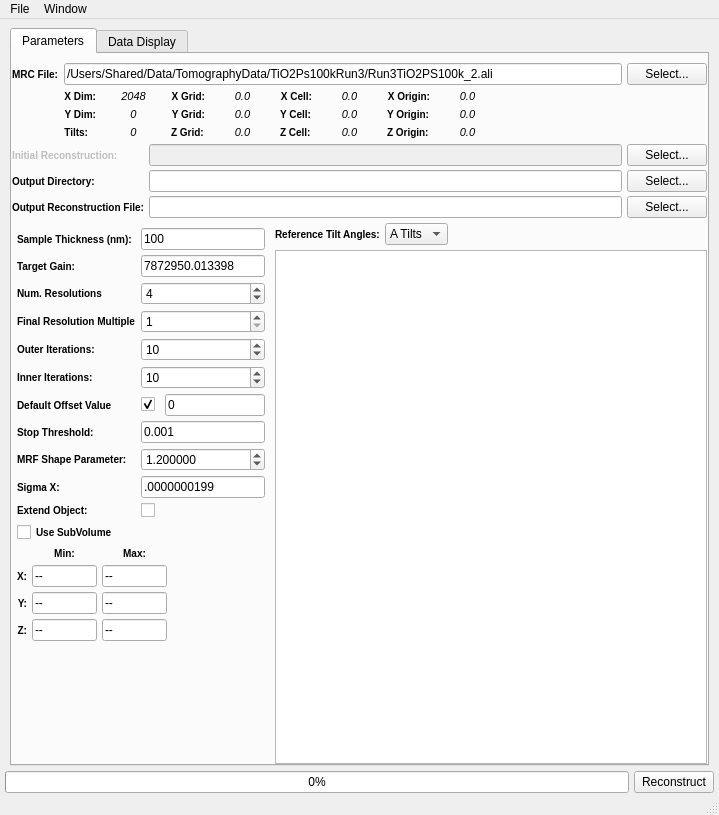
Old version of the form Code/Applications/TomoGui/UI_Files/TomoGui.ui in the repository OpenMBIR/OpenMBIR-TEM.
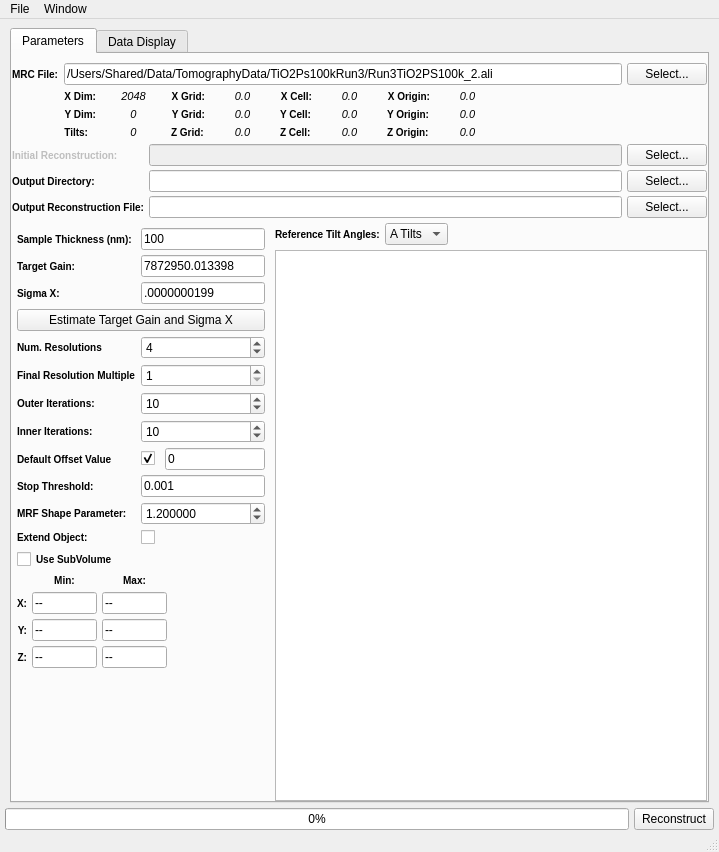
New version of the form. Icons and pictures are not drawn. Custom widgets are drawn as their Qt base class.

Commit message: Adding new filter to estimate the Target Gain and Sigma X from the input data file

Diff of the .ui file:
```diff
--- a/Code/Applications/TomoGui/UI_Files/TomoGui.ui
+++ b/Code/Applications/TomoGui/UI_Files/TomoGui.ui
@@ -7,7 +7,7 @@
     <x>0</x>
     <y>0</y>
     <width>719</width>
-    <height>815</height>
+    <height>852</height>
    </rect>
   </property>
   <property name="sizePolicy">
@@ -1019,180 +1019,7 @@
               </property>
              </widget>
             </item>
-            <item row="2" column="0">
-             <widget class="QLabel" name="label_3">
-              <property name="styleSheet">
-               <string notr="true">QLabel {
-font-weight: bold;
-font-size: 10px;
-}</string>
-              </property>
-              <property name="text">
-               <string>Num. Resolutions</string>
-              </property>
-             </widget>
-            </item>
-            <item row="8" column="0">
-             <widget class="QLabel" name="label_33">
-              <property name="styleSheet">
-               <string notr="true">QLabel {
-font-weight: bold;
-font-size: 10px;
-}</string>
-              </property>
-              <property name="text">
-               <string>MRF Shape Parameter:</string>
-              </property>
-             </widget>
-            </item>
-            <item row="8" column="1">
-             <widget class="QDoubleSpinBox" name="mrf">
-              <property name="maximumSize">
-               <size>
-                <width>125</width>
-                <height>16777215</height>
-               </size>
-              </property>
-              <property name="decimals">
-               <number>6</number>
-              </property>
-              <property name="minimum">
-               <double>0.000001000000000</double>
-              </property>
-              <property name="maximum">
-               <double>2.000000000000000</double>
-              </property>
-              <property name="singleStep">
-               <double>0.050000000000000</double>
-              </property>
-              <property name="value">
-               <double>1.200000000000000</double>
-              </property>
-             </widget>
-            </item>
-            <item row="2" column="1">
-             <widget class="QSpinBox" name="numResolutions">
-              <property name="maximumSize">
-               <size>
-                <width>125</width>
-                <height>16777215</height>
-               </size>
-              </property>
-              <property name="minimum">
-               <number>1</number>
-              </property>
-              <property name="maximum">
-               <number>100</number>
-              </property>
-              <property name="value">
-               <number>4</number>
-              </property>
-             </widget>
-            </item>
-            <item row="4" column="0">
-             <widget class="QLabel" name="label_4">
-              <property name="styleSheet">
-               <string notr="true">QLabel {
-font-weight: bold;
-font-size: 10px;
-}</string>
-              </property>
-              <property name="text">
-               <string>Outer Iterations:</string>
-              </property>
-             </widget>
-            </item>
-            <item row="5" column="0">
-             <widget class="QLabel" name="label_8">
-              <property name="styleSheet">
-               <string notr="true">QLabel {
-font-weight: bold;
-font-size: 10px;
-}</string>
-              </property>
-              <property name="text">
-               <string>Inner Iterations:</string>
-              </property>
-             </widget>
-            </item>
-            <item row="6" column="0">
-             <widget class="QLabel" name="label_35">
-              <property name="styleSheet">
-               <string notr="true">QLabel {
-font-weight: bold;
-font-size: 10px;
-}</string>
-              </property>
-              <property name="text">
-               <string>Default Offset Value</string>
-              </property>
-             </widget>
-            </item>
-            <item row="9" column="0">
-             <widget class="QLabel" name="label_23">
-              <property name="styleSheet">
-               <string notr="true">QLabel {
-font-weight: bold;
-font-size: 10px;
-}</string>
-              </property>
-              <property name="text">
-               <string>Sigma X:</string>
-              </property>
-             </widget>
-            </item>
-            <item row="7" column="0">
-             <widget class="QLabel" name="label_49">
-              <property name="styleSheet">
-               <string notr="true">QLabel {
-font-weight: bold;
-font-size: 10px;
-}</string>
-              </property>
-              <property name="text">
-               <string>Stop Threshold:</string>
-              </property>
-             </widget>
-            </item>
-            <item row="9" column="1">
-             <widget class="QLineEdit" name="sigmaX">
-              <property name="sizePolicy">
-               <sizepolicy hsizetype="Maximum" vsizetype="Fixed">
-                <horstretch>0</horstretch>
-                <verstretch>0</verstretch>
-               </sizepolicy>
-              </property>
-              <property name="maximumSize">
-               <size>
-                <width>125</width>
-                <height>16777215</height>
-               </size>
-              </property>
-              <property name="text">
-               <string>.0000000199</string>
-              </property>
-             </widget>
-            </item>
-            <item row="7" column="1">
-             <widget class="QLineEdit" name="stopThreshold">
-              <property name="sizePolicy">
-               <sizepolicy hsizetype="Maximum" vsizetype="Fixed">
-                <horstretch>0</horstretch>
-                <verstretch>0</verstretch>
-               </sizepolicy>
-              </property>
-              <property name="maximumSize">
-               <size>
-                <width>125</width>
-                <height>16777215</height>
-               </size>
-              </property>
-              <property name="text">
-               <string>0.001</string>
-              </property>
-             </widget>
-            </item>
-            <item row="11" column="0" colspan="2">
+            <item row="12" column="0" colspan="2">
              <layout class="QGridLayout" name="gridLayout_5">
               <property name="sizeConstraint">
                <enum>QLayout::SetFixedSize</enum>
@@ -1419,7 +1246,194 @@
               </item>
              </layout>
             </item>
-            <item row="6" column="1">
+            <item row="11" column="0">
+             <widget class="QLabel" name="label_234">
+              <property name="styleSheet">
+               <string notr="true">QLabel {
+font-weight: bold;
+font-size: 10px;
+}</string>
+              </property>
+              <property name="text">
+               <string>Extend Object:</string>
+              </property>
+             </widget>
+            </item>
+            <item row="11" column="1">
+             <widget class="QCheckBox" name="extendObject">
+              <property name="text">
+               <string/>
+              </property>
+             </widget>
+            </item>
+            <item row="2" column="0">
+             <widget class="QLabel" name="label_23">
+              <property name="styleSheet">
+               <string notr="true">QLabel {
+font-weight: bold;
+font-size: 10px;
+}</string>
+              </property>
+              <property name="text">
+               <string>Sigma X:</string>
+              </property>
+             </widget>
+            </item>
+            <item row="10" column="0">
+             <widget class="QLabel" name="label_33">
+              <property name="styleSheet">
+               <string notr="true">QLabel {
+font-weight: bold;
+font-size: 10px;
+}</string>
+              </property>
+              <property name="text">
+               <string>MRF Shape Parameter:</string>
+              </property>
+             </widget>
+            </item>
+            <item row="9" column="0">
+             <widget class="QLabel" name="label_49">
+              <property name="styleSheet">
+               <string notr="true">QLabel {
+font-weight: bold;
+font-size: 10px;
+}</string>
+              </property>
+              <property name="text">
+               <string>Stop Threshold:</string>
+              </property>
+             </widget>
+            </item>
+            <item row="8" column="0">
+             <widget class="QLabel" name="label_35">
+              <property name="styleSheet">
+               <string notr="true">QLabel {
+font-weight: bold;
+font-size: 10px;
+}</string>
+              </property>
+              <property name="text">
+               <string>Default Offset Value</string>
+              </property>
+             </widget>
+            </item>
+            <item row="7" column="0">
+             <widget class="QLabel" name="label_8">
+              <property name="styleSheet">
+               <string notr="true">QLabel {
+font-weight: bold;
+font-size: 10px;
+}</string>
+              </property>
+              <property name="text">
+               <string>Inner Iterations:</string>
+              </property>
+             </widget>
+            </item>
+            <item row="6" column="0">
+             <widget class="QLabel" name="label_4">
+              <property name="styleSheet">
+               <string notr="true">QLabel {
+font-weight: bold;
+font-size: 10px;
+}</string>
+              </property>
+              <property name="text">
+               <string>Outer Iterations:</string>
+              </property>
+             </widget>
+            </item>
+            <item row="5" column="0">
+             <widget class="QLabel" name="label_34">
+              <property name="styleSheet">
+               <string notr="true">QLabel {
+font-weight: bold;
+font-size: 10px;
+}</string>
+              </property>
+              <property name="text">
+               <string>Final Resolution Multiple</string>
+              </property>
+             </widget>
+            </item>
+            <item row="4" column="0">
+             <widget class="QLabel" name="label_3">
+              <property name="styleSheet">
+               <string notr="true">QLabel {
+font-weight: bold;
+font-size: 10px;
+}</string>
+              </property>
+              <property name="text">
+               <string>Num. Resolutions</string>
+              </property>
+             </widget>
+            </item>
+            <item row="2" column="1">
+             <widget class="QLineEdit" name="sigmaX">
+              <property name="sizePolicy">
+               <sizepolicy hsizetype="Maximum" vsizetype="Fixed">
+                <horstretch>0</horstretch>
+                <verstretch>0</verstretch>
+               </sizepolicy>
+              </property>
+              <property name="maximumSize">
+               <size>
+                <width>125</width>
+                <height>16777215</height>
+               </size>
+              </property>
+              <property name="text">
+               <string>.0000000199</string>
+              </property>
+             </widget>
+            </item>
+            <item row="10" column="1">
+             <widget class="QDoubleSpinBox" name="mrf">
+              <property name="maximumSize">
+               <size>
+                <width>125</width>
+                <height>16777215</height>
+               </size>
+              </property>
+              <property name="decimals">
+               <number>6</number>
+              </property>
+              <property name="minimum">
+               <double>0.000001000000000</double>
+              </property>
+              <property name="maximum">
+               <double>2.000000000000000</double>
+              </property>
+              <property name="singleStep">
+               <double>0.050000000000000</double>
+              </property>
+              <property name="value">
+               <double>1.200000000000000</double>
+              </property>
+             </widget>
+            </item>
+            <item row="9" column="1">
+             <widget class="QLineEdit" name="stopThreshold">
+              <property name="sizePolicy">
+               <sizepolicy hsizetype="Maximum" vsizetype="Fixed">
+                <horstretch>0</horstretch>
+                <verstretch>0</verstretch>
+               </sizepolicy>
+              </property>
+              <property name="maximumSize">
+               <size>
+                <width>125</width>
+                <height>16777215</height>
+               </size>
+              </property>
+              <property name="text">
+               <string>0.001</string>
+              </property>
+             </widget>
+            </item>
+            <item row="8" column="1">
              <layout class="QHBoxLayout" name="horizontalLayout_6">
               <property name="spacing">
                <number>10</number>
@@ -1458,7 +1472,17 @@
               </item>
              </layout>
             </item>
-            <item row="4" column="1">
+            <item row="7" column="1">
+             <widget class="QSpinBox" name="innerIterations">
+              <property name="minimum">
+               <number>1</number>
+              </property>
+              <property name="value">
+               <number>10</number>
+              </property>
+             </widget>
+            </item>
+            <item row="6" column="1">
              <widget class="QSpinBox" name="outerIterations">
               <property name="minimum">
                <number>1</number>
@@ -1469,29 +1493,6 @@
              </widget>
             </item>
             <item row="5" column="1">
-             <widget class="QSpinBox" name="innerIterations">
-              <property name="minimum">
-               <number>1</number>
-              </property>
-              <property name="value">
-               <number>10</number>
-              </property>
-             </widget>
-            </item>
-            <item row="3" column="0">
-             <widget class="QLabel" name="label_34">
-              <property name="styleSheet">
-               <string notr="true">QLabel {
-font-weight: bold;
-font-size: 10px;
-}</string>
-              </property>
-              <property name="text">
-               <string>Final Resolution Multiple</string>
-              </property>
-             </widget>
-            </item>
-            <item row="3" column="1">
              <widget class="QSpinBox" name="finalResolution">
               <property name="maximumSize">
                <size>
@@ -1510,23 +1511,29 @@
               </property>
              </widget>
             </item>
-            <item row="10" column="0">
-             <widget class="QLabel" name="label_234">
-              <property name="styleSheet">
-               <string notr="true">QLabel {
-font-weight: bold;
-font-size: 10px;
-}</string>
-              </property>
+            <item row="3" column="0" colspan="2">
+             <widget class="QPushButton" name="estimateGainSigma">
               <property name="text">
-               <string>Extend Object:</string>
+               <string>Estimate Target Gain and Sigma X</string>
               </property>
              </widget>
             </item>
-            <item row="10" column="1">
-             <widget class="QCheckBox" name="extendObject">
-              <property name="text">
-               <string/>
+            <item row="4" column="1">
+             <widget class="QSpinBox" name="numResolutions">
+              <property name="maximumSize">
+               <size>
+                <width>125</width>
+                <height>16777215</height>
+               </size>
+              </property>
+              <property name="minimum">
+               <number>1</number>
+              </property>
+              <property name="maximum">
+               <number>100</number>
+              </property>
+              <property name="value">
+               <number>4</number>
               </property>
              </widget>
             </item>
```
The commit also changes 6 other files.
